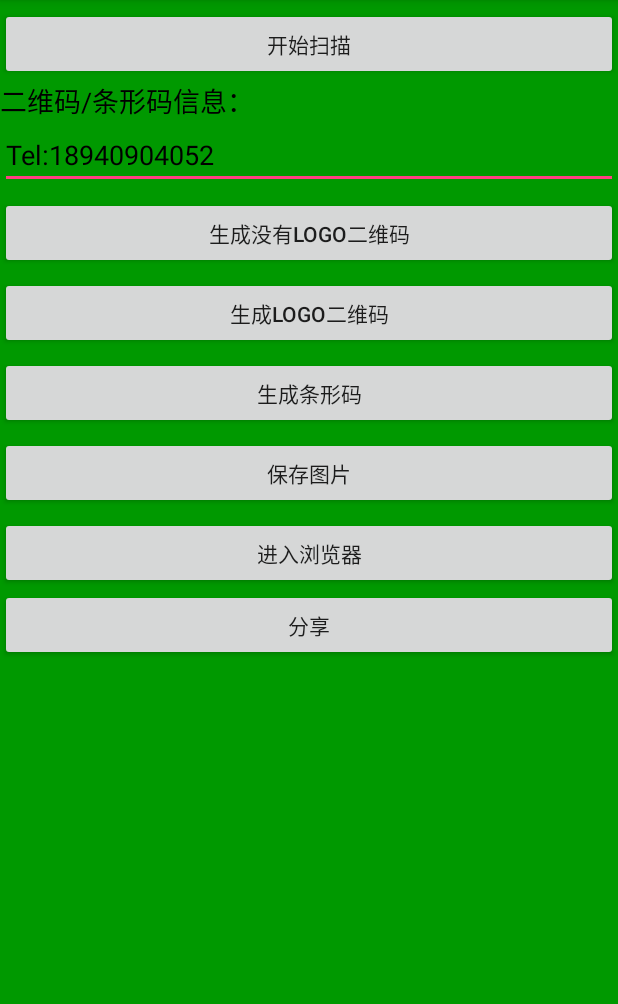
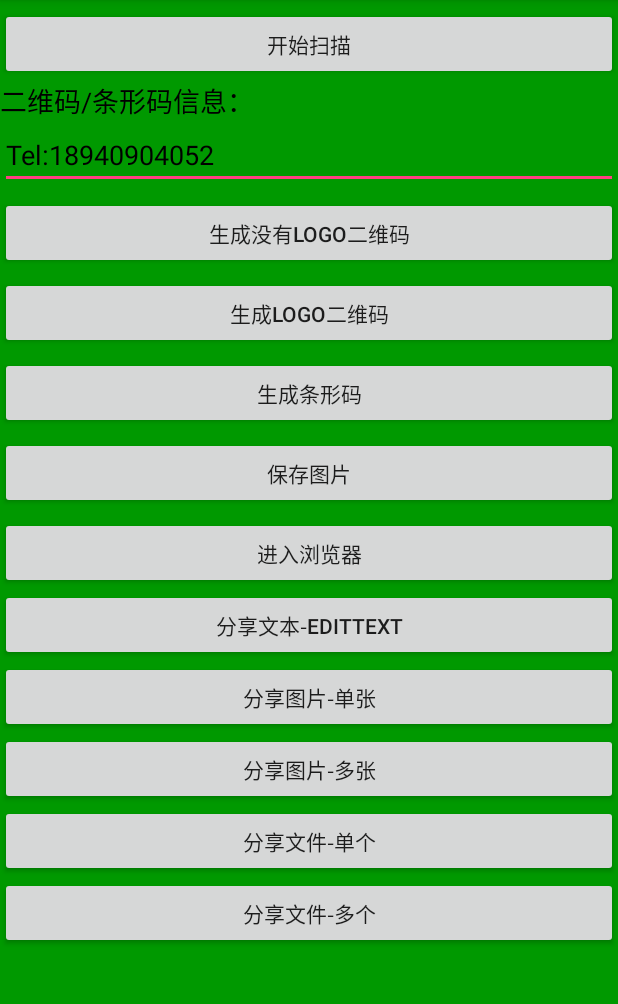
Before and after one commit to ManLikeTheWind/DemoZXing, an Android app: the screen it shows after launch (MainActivity), on a phone screen of 412 x 824 dp, the part 84-1088 px from its top. Run offline under Robolectric (Android 15) with nearby library versions, the phone set to English and light mode, and no system bars; libraries missing offline, so code that uses them is left out: com.tencent.bugly; 1 statement that could not run was skipped.

Commit message:
分享功能处理； 进入浏览器处理-打不开的进行一捕获；

```diff
--- a/app/src/main/res/layout/activity_main.xml
+++ b/app/src/main/res/layout/activity_main.xml
@@ -67,10 +67,30 @@
             android:text="@string/main_goto_browoser" />
 
         <Button
-            android:id="@+id/bt_share_img"
+            android:id="@+id/bt_share_text"
             android:layout_width="match_parent"
             android:layout_height="wrap_content"
-            android:text="@string/main_share" />
+            android:text="@string/main_share_txt" />
+        <Button
+            android:id="@+id/bt_share_img_single"
+            android:layout_width="match_parent"
+            android:layout_height="wrap_content"
+            android:text="@string/main_share_img_single" />
+        <Button
+            android:id="@+id/bt_share_img_multis"
+            android:layout_width="match_parent"
+            android:layout_height="wrap_content"
+            android:text="@string/main_share_img_multis" />
+        <Button
+            android:id="@+id/bt_share_file_single"
+            android:layout_width="match_parent"
+            android:layout_height="wrap_content"
+            android:text="@string/main_share_file_single" />
+        <Button
+            android:id="@+id/bt_share_file_multis"
+            android:layout_width="match_parent"
+            android:layout_height="wrap_content"
+            android:text="@string/main_share_file_multis" />
 
         <ImageView
             android:id="@+id/iv_qr_image"
--- a/app/src/main/res/values/strings.xml
+++ b/app/src/main/res/values/strings.xml
@@ -20,12 +20,19 @@
     <string name="current_img_saving">当前图片正在保存...</string>
     <string name="current_img_saveing_faile">当前图片保存失败</string>
     <string name="current_img_saveing_success">当前图片保存成功</string>
-    <string name="main_share">分享</string>
+
     <string name="main_goto_browoser">进入浏览器</string>
     <string name="main_save_img">保存图片</string>
     <string name="main_generate_bar_code">生成条形码</string>
     <string name="main_generate_logo_qrcode">生成LOGO二维码</string>
     <string name="main_generate_no_logo_qrcode">生成没有LOGO二维码</string>
+
+    <string name="main_share_txt">分享文本-EditText</string>
+    <string name="main_share_img_single">分享图片-单张</string>
+    <string name="main_share_img_multis">分享图片-多张</string>
+    <string name="main_share_file_single">分享文件-单个</string>
+    <string name="main_share_file_multis">分享文件-多个</string>
     <string name="system_share_to">分享到</string>
+    <string name="share_file_no_exist" formatted="true">分享的文件不存在:%1$s</string>
 
 </resources>
```
Also changed, not shown: app/src/main/java/com/dxiang/demozxing/MainActivity.java (+50 -12 lines), app/src/main/java/com/dxiang/demozxing/utils/SystemViewUtils.java (+166 -15 lines).
